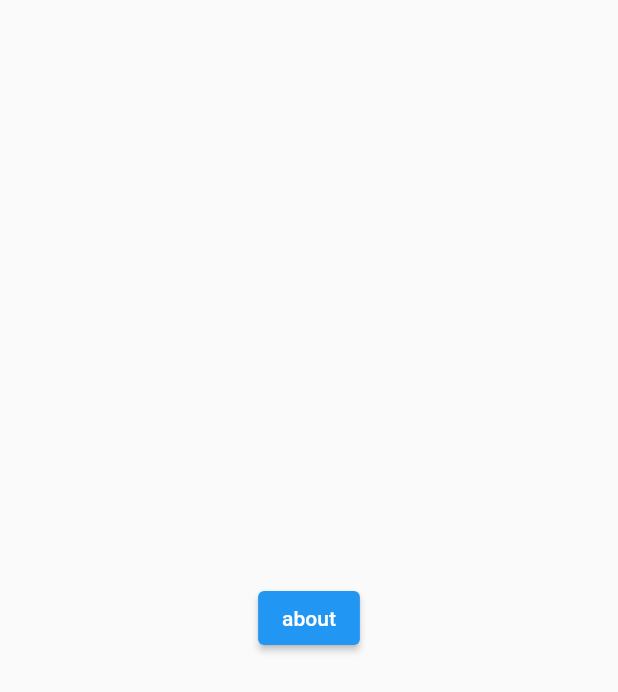
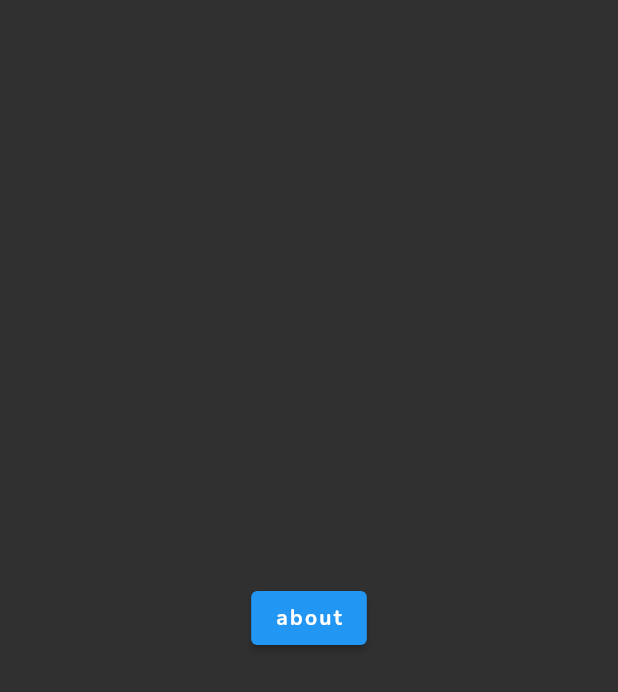
Before and after one commit to bwcadev/retrievalapp, a Flutter app: the screen it shows after launch, on a phone screen of 412 x 824 dp. Shown: the top 692 px of the screen. Run offline on Flutter 3.47's test engine with Material 2 defaults, Android fonts, the phone set to English and light mode, and no system bars; our stand-ins replace firebase_core, google_fonts; accounts and stored records are empty.

Commit message:
Theme and Fonts Added a theme.dart file to store app theme Added Google Fonts package Added a Google Font to the theme

```diff
--- a/lib/home/home.dart
+++ b/lib/home/home.dart
@@ -8,7 +8,10 @@ class HomeScreen extends StatelessWidget {
     return Scaffold(
       body: Center(
         child: ElevatedButton(
-          child: Text('about'),
+          child: Text(
+            'about',
+            style: Theme.of(context).textTheme.button,
+          ),
           onPressed: () => Navigator.pushNamed(context, '/about'),
         ),
       ),
--- a/lib/main.dart
+++ b/lib/main.dart
@@ -3,6 +3,7 @@ import 'package:firebase_core/firebase_core.dart';
 import 'package:retrievalapp/routes.dart';
 import 'firebase_options.dart';
 import 'package:retrievalapp/routes.dart';
+import 'package:retrievalapp/theme.dart';
 
 void main() {
   WidgetsFlutterBinding.ensureInitialized();
@@ -27,6 +28,7 @@ class _AppState extends State<App> {
         if (snapshot.connectionState == ConnectionState.done) {
           return MaterialApp(
             routes: appRoutes,
+            theme: appTheme,
           );
         }
 
--- /dev/null
+++ b/lib/theme.dart
@@ -0,0 +1,27 @@
+import 'package:flutter/material.dart';
+import 'package:google_fonts/google_fonts.dart';
+
+var appTheme = ThemeData(
+
+  fontFamily: GoogleFonts.nunito().fontFamily,
+
+  bottomAppBarTheme: const BottomAppBarTheme(
+    color: Colors.black87,
+  ),
+  brightness: Brightness.dark,
+  textTheme: const TextTheme(
+    bodyText1: TextStyle(fontSize: 18),
+    bodyText2: TextStyle(fontSize: 16),
+    button: TextStyle(
+      letterSpacing: 1.5,
+      fontWeight: FontWeight.bold,
+    ),
+    headline1: TextStyle(
+      fontWeight: FontWeight.bold,
+    ),
+    subtitle1: TextStyle(
+      color: Colors.grey,
+    ),
+  ),
+  buttonTheme: const ButtonThemeData(),
+);
--- a/pubspec.yaml
+++ b/pubspec.yaml
@@ -37,6 +37,7 @@ dependencies:
   # Use with the CupertinoIcons class for iOS style icons.
   cupertino_icons: ^1.0.2
   firebase_core: ^1.24.0
+  google_fonts: 2.1.0
 
 dev_dependencies:
   flutter_test:
```
Also changed, not shown: pubspec.lock, 1 other file.
